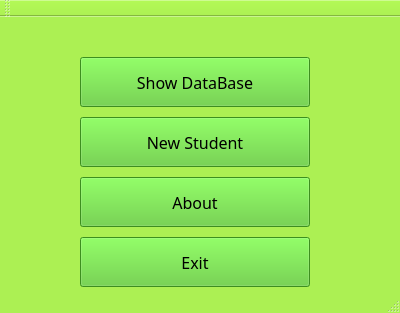
Old version of the form Finish/mainwindow.ui in the repository TDmitr/LabsC.
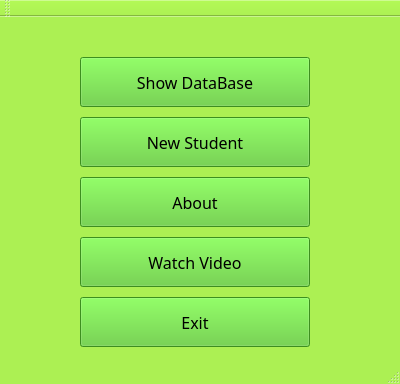
New version of the form.

Patch:
```diff
--- a/Finish/mainwindow.ui
+++ b/Finish/mainwindow.ui
@@ -7,7 +7,7 @@
     <x>0</x>
     <y>0</y>
     <width>400</width>
-    <height>313</height>
+    <height>384</height>
    </rect>
   </property>
   <property name="palette">
@@ -182,7 +182,7 @@
     <property name="geometry">
      <rect>
       <x>80</x>
-      <y>220</y>
+      <y>280</y>
       <width>230</width>
       <height>50</height>
      </rect>
@@ -224,6 +224,29 @@
      <string>About</string>
     </property>
    </widget>
+   <widget class="QPushButton" name="VideoBtn">
+    <property name="geometry">
+     <rect>
+      <x>80</x>
+      <y>220</y>
+      <width>230</width>
+      <height>50</height>
+     </rect>
+    </property>
+    <property name="font">
+     <font>
+      <family>Microsoft YaHei Light</family>
+      <pointsize>12</pointsize>
+     </font>
+    </property>
+    <property name="styleSheet">
+     <string notr="true">
+background-color: rgb(85, 200, 43)</string>
+    </property>
+    <property name="text">
+     <string>Watch Video</string>
+    </property>
+   </widget>
   </widget>
   <widget class="QMenuBar" name="menuBar">
    <property name="geometry">
```
